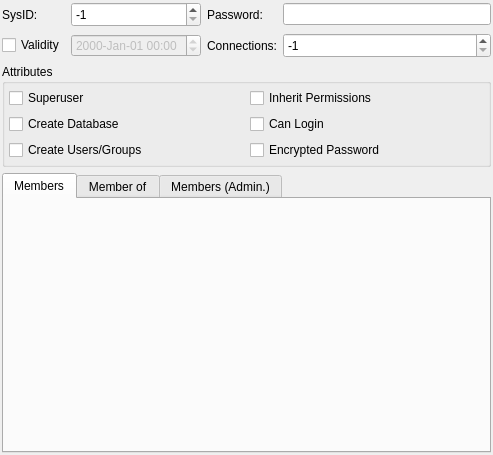
Old version of the form libpgmodeler_ui/ui/rolewidget.ui in the repository pgmodeler/pgmodeler.
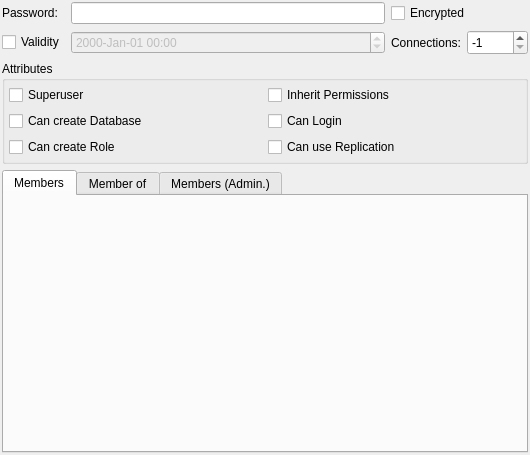
New version of the form.

Commit message:
Added "REPLICATION" options to roles.
Minor adjustments on editing forms.

Patch:
```diff
--- a/libpgmodeler_ui/ui/rolewidget.ui
+++ b/libpgmodeler_ui/ui/rolewidget.ui
@@ -6,7 +6,7 @@
    <rect>
     <x>0</x>
     <y>0</y>
-    <width>493</width>
+    <width>530</width>
     <height>455</height>
    </rect>
   </property>
@@ -26,18 +26,17 @@
    <property name="spacing">
     <number>6</number>
    </property>
-   <item row="0" column="2">
-    <widget class="QLabel" name="passwd_lbl">
-     <property name="text">
-      <string>Password:</string>
-     </property>
-    </widget>
-   </item>
    <item row="1" column="1">
     <widget class="QDateTimeEdit" name="validity_dte">
      <property name="enabled">
       <bool>false</bool>
      </property>
+     <property name="sizePolicy">
+      <sizepolicy hsizetype="Expanding" vsizetype="Fixed">
+       <horstretch>0</horstretch>
+       <verstretch>0</verstretch>
+      </sizepolicy>
+     </property>
      <property name="specialValueText">
       <string/>
      </property>
@@ -51,6 +50,12 @@
    </item>
    <item row="1" column="3">
     <widget class="QSpinBox" name="conn_limit_sb">
+     <property name="sizePolicy">
+      <sizepolicy hsizetype="Preferred" vsizetype="Fixed">
+       <horstretch>0</horstretch>
+       <verstretch>0</verstretch>
+      </sizepolicy>
+     </property>
      <property name="minimumSize">
       <size>
        <width>0</width>
@@ -68,9 +73,6 @@
      </property>
     </widget>
    </item>
-   <item row="0" column="3">
-    <widget class="QLineEdit" name="passwd_edt"/>
-   </item>
    <item row="1" column="0">
     <widget class="QCheckBox" name="validity_chk">
      <property name="text">
@@ -78,13 +80,6 @@
      </property>
     </widget>
    </item>
-   <item row="0" column="0">
-    <widget class="QLabel" name="sysid_lbl">
-     <property name="text">
-      <string>SysID:</string>
-     </property>
-    </widget>
-   </item>
    <item row="1" column="2">
     <widget class="QLabel" name="conn_limit_lbl">
      <property name="font">
@@ -128,7 +123,7 @@
       <item row="1" column="0">
        <widget class="QCheckBox" name="create_db_chk">
         <property name="text">
-         <string>Create Database</string>
+         <string>Can create Database</string>
         </property>
        </widget>
       </item>
@@ -142,39 +137,20 @@
       <item row="2" column="0">
        <widget class="QCheckBox" name="create_user_chk">
         <property name="text">
-         <string>Create Users/Groups</string>
+         <string>Can create Role</string>
         </property>
        </widget>
       </item>
       <item row="2" column="1">
-       <widget class="QCheckBox" name="encrypt_pass_chk">
+       <widget class="QCheckBox" name="can_replicate_chk">
         <property name="text">
-         <string>Encrypted Password</string>
+         <string>Can use Replication</string>
         </property>
        </widget>
       </item>
      </layout>
     </widget>
    </item>
-   <item row="0" column="1">
-    <widget class="QSpinBox" name="sysid_sb">
-     <property name="minimumSize">
-      <size>
-       <width>0</width>
-       <height>25</height>
-      </size>
-     </property>
-     <property name="minimum">
-      <number>-1</number>
-     </property>
-     <property name="maximum">
-      <number>65535</number>
-     </property>
-     <property name="value">
-      <number>-1</number>
-     </property>
-    </widget>
-   </item>
    <item row="3" column="0" colspan="4">
     <widget class="QTabWidget" name="members_twg">
      <property name="currentIndex">
@@ -197,6 +173,36 @@
      </widget>
     </widget>
    </item>
+   <item row="0" column="0">
+    <widget class="QLabel" name="passwd_lbl">
+     <property name="text">
+      <string>Password:</string>
+     </property>
+    </widget>
+   </item>
+   <item row="0" column="1">
+    <widget class="QLineEdit" name="passwd_edt">
+     <property name="sizePolicy">
+      <sizepolicy hsizetype="Expanding" vsizetype="Fixed">
+       <horstretch>0</horstretch>
+       <verstretch>0</verstretch>
+      </sizepolicy>
+     </property>
+    </widget>
+   </item>
+   <item row="0" column="2" colspan="2">
+    <widget class="QCheckBox" name="encrypt_pass_chk">
+     <property name="sizePolicy">
+      <sizepolicy hsizetype="Preferred" vsizetype="Fixed">
+       <horstretch>0</horstretch>
+       <verstretch>0</verstretch>
+      </sizepolicy>
+     </property>
+     <property name="text">
+      <string>Encrypted</string>
+     </property>
+    </widget>
+   </item>
   </layout>
  </widget>
  <resources/>
```
Left out of the diff: 2 changed lines with no effect on the pictures. The commit also changes 27 other files.
